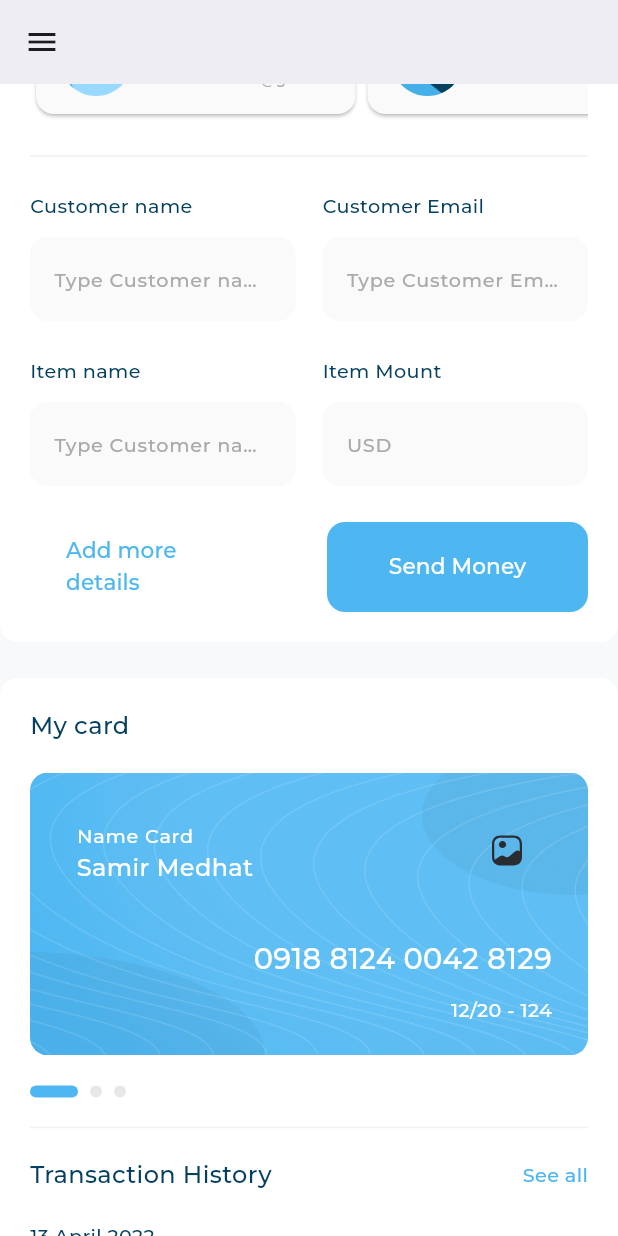
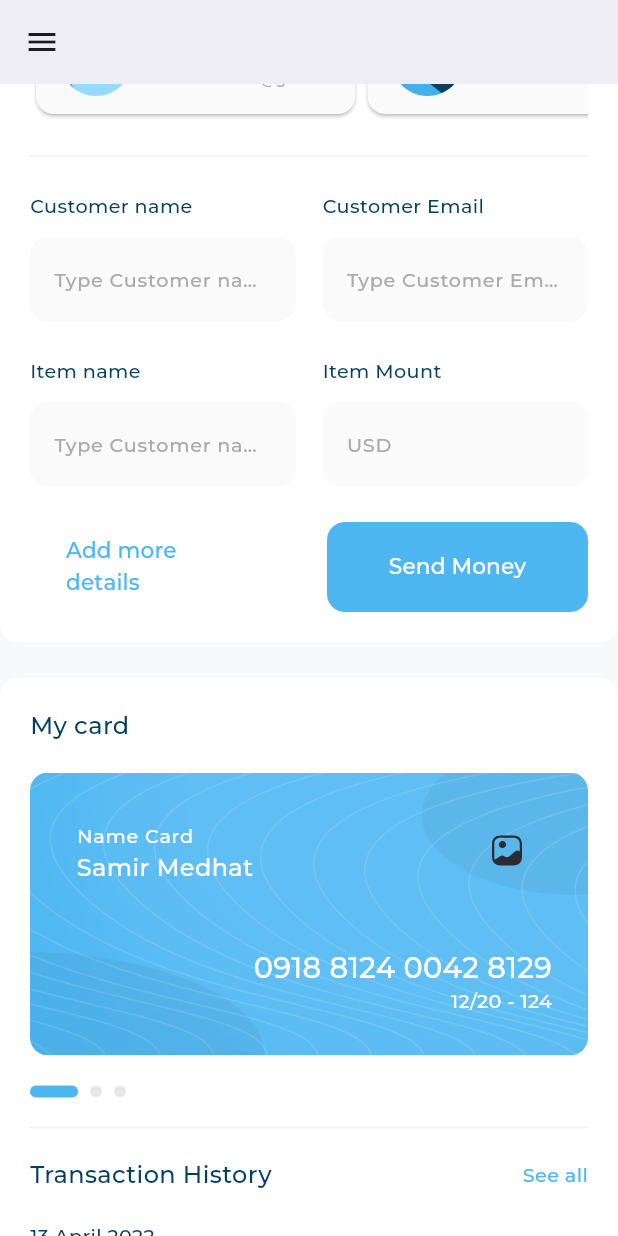
Before and after one commit to samir-227/adaptive_admin_dashboard, a Flutter app: the screen it shows after launch, scrolled down 576 dp, on a phone screen of 412 x 824 dp. Run offline on Flutter 3.47's test engine with Material 3 defaults, Android fonts, the phone set to English and light mode, and no system bars; drawn by our look-alikes of expandable_page_view; our stand-ins replace device_preview, fl_chart, flutter_svg; project files that could hold a hidden picture were left out.

Commit message:
desktop layout done

```diff
--- a/lib/core/utls/app_styles.dart
+++ b/lib/core/utls/app_styles.dart
@@ -43,6 +43,15 @@ abstract class AppStyles {
       fontSize: getResponsiveFontSize(context, baseFontSize: 20),
       fontFamily: 'Montserrat',
       fontWeight: FontWeight.w600,
+    );
+  }
+
+  static TextStyle styleMedium20(BuildContext context) {
+    return TextStyle(
+      color: const Color(0xFF064061),
+      fontSize: getResponsiveFontSize(context, baseFontSize: 20),
+      fontFamily: 'Montserrat',
+      fontWeight: FontWeight.w500,
     );
   }
 
--- a/lib/core/utls/size_config.dart
+++ b/lib/core/utls/size_config.dart
@@ -2,7 +2,7 @@ import 'package:flutter/material.dart';
 
 class SizeConfig {
   static const tablet = 800;
-  static const desktop = 1200;
+  static const desktop = 1280;
   static late double width;
   static late double height;
   static init(BuildContext context) {
--- a/lib/views/widgets/my_card.dart
+++ b/lib/views/widgets/my_card.dart
@@ -1,6 +1,8 @@
 import 'package:adaptive_admin_dashboard/core/utls/app_images.dart';
 import 'package:adaptive_admin_dashboard/core/utls/app_styles.dart';
+import 'package:flutter/cupertino.dart';
 import 'package:flutter/material.dart';
+import 'package:flutter/widgets.dart';
 import 'package:flutter_svg/flutter_svg.dart';
 
 class MyCard extends StatelessWidget {
@@ -8,6 +10,63 @@ class MyCard extends StatelessWidget {
 
   @override
   Widget build(BuildContext context) {
+    // return AspectRatio(
+    //   aspectRatio: 420 / 215,
+    //   child: Container(
+    //     decoration: ShapeDecoration(
+    //       image: const DecorationImage(
+    //           fit: BoxFit.fill,
+    //           image: AssetImage(ImagesAssets.imageCardBackground)),
+    //       color: const Color(0xFF4EB7F2),
+    //       shape: RoundedRectangleBorder(
+    //         borderRadius: BorderRadius.circular(12),
+    //       ),
+    //     ),
+    //     child: Column(
+    //       crossAxisAlignment: CrossAxisAlignment.end,
+    //       children: [
+    //         ListTile(
+    //           contentPadding:
+    //               const EdgeInsets.only(left: 31, right: 42, top: 16),
+    //           title: Text('Name card',
+    //               style: AppStyles.styleRegular16(context).copyWith(
+    //                 color: Colors.white,
+    //               )),
+    //           subtitle: Text(
+    //             'Syah Bandi',
+    //             style: AppStyles.styleMedium20(context),
+    //           ),
+    //           trailing: SvgPicture.asset(ImagesAssets.imageGallery),
+    //         ),
+    //         const Expanded(child: SizedBox()),
+    //         Padding(
+    //           padding: const EdgeInsets.only(right: 48 - 24),
+    //           child: Column(
+    //             crossAxisAlignment: CrossAxisAlignment.end,
+    //             children: [
+    //               Text(
+    //                 '0918 8124 0042 8129',
+    //                 style: AppStyles.styleSemiBold24(context).copyWith(
+    //                   color: Colors.white,
+    //                 ),
+    //               ),
+    //               Text(
+    //                 '12/20 - 124',
+    //                 style: AppStyles.styleRegular16(context)
+    //                     .copyWith(color: Colors.white),
+    //               ),
+    //             ],
+    //           ),
+    //         ),
+    //         const Flexible(
+    //           child: SizedBox(
+    //             height: 40 - 16,
+    //           ),
+    //         ),
+    //       ],
+    //     ),
+    //   ),
+    // );
     return AspectRatio(
       aspectRatio: 420 / 213,
       child: Container(
@@ -33,7 +92,7 @@ class MyCard extends StatelessWidget {
               ),
               subtitle: Text(
                 'Samir Medhat',
-                style: AppStyles.styleSemiBold20(context)
+                style: AppStyles.styleMedium20(context)
                     .copyWith(color: Colors.white),
               ),
               trailing: SvgPicture.asset(ImagesAssets.imageGallery),
@@ -50,9 +109,6 @@ class MyCard extends StatelessWidget {
                       color: Colors.white,
                     ),
                   ),
-                  const SizedBox(
-                    height: 12,
-                  ),
                   Text(
                     '12/20 - 124',
                     style: AppStyles.styleRegular16(context).copyWith(
@@ -64,7 +120,7 @@ class MyCard extends StatelessWidget {
             ),
             const Flexible(
               child: SizedBox(
-                height: 54 - 28,
+                height: 40 - 20,
               ),
             ),
           ],
```
